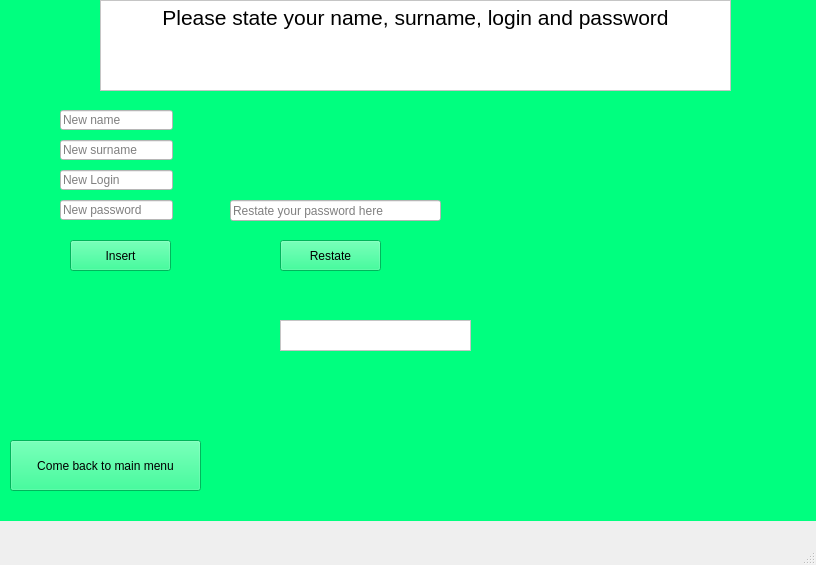
KsaweryL/Qt-bank, file mainwindow.ui: the form before one commit.
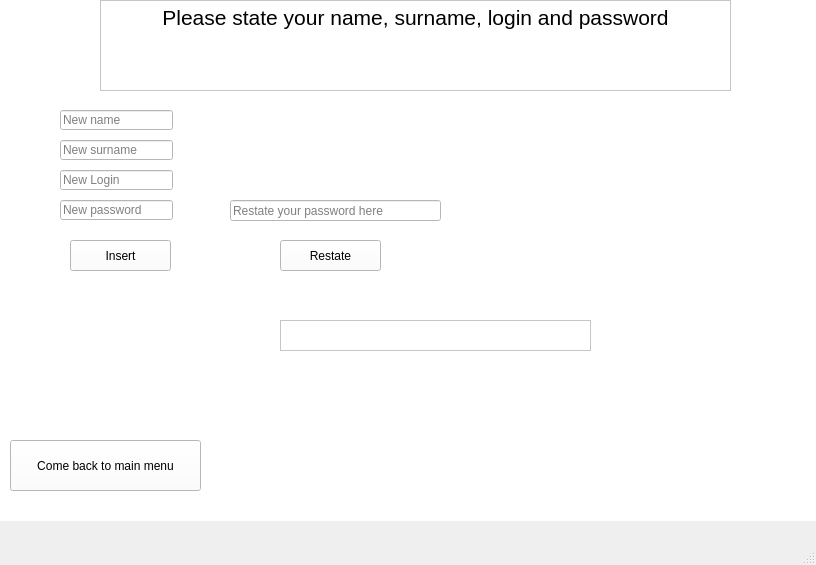
The form after the commit. The open tabs and pages were chosen to show the change.

```diff
--- a/mainwindow.ui
+++ b/mainwindow.ui
@@ -24,7 +24,7 @@
      </rect>
     </property>
     <property name="styleSheet">
-     <string notr="true">background-color: rgb(0, 255, 127);</string>
+     <string notr="true"/>
     </property>
     <property name="currentIndex">
      <number>0</number>
@@ -103,6 +103,9 @@
      </widget>
     </widget>
     <widget class="QWidget" name="page_1">
+     <property name="styleSheet">
+      <string notr="true">background-color: rgb(255, 255, 255);</string>
+     </property>
      <widget class="QTextBrowser" name="textBrowser_InfoNewAccount">
       <property name="geometry">
        <rect>
@@ -217,7 +220,7 @@
        <rect>
         <x>280</x>
         <y>330</y>
-        <width>191</width>
+        <width>311</width>
         <height>31</height>
        </rect>
       </property>
```
Left out of the diff: 19 changed lines with no effect on the pictures.
